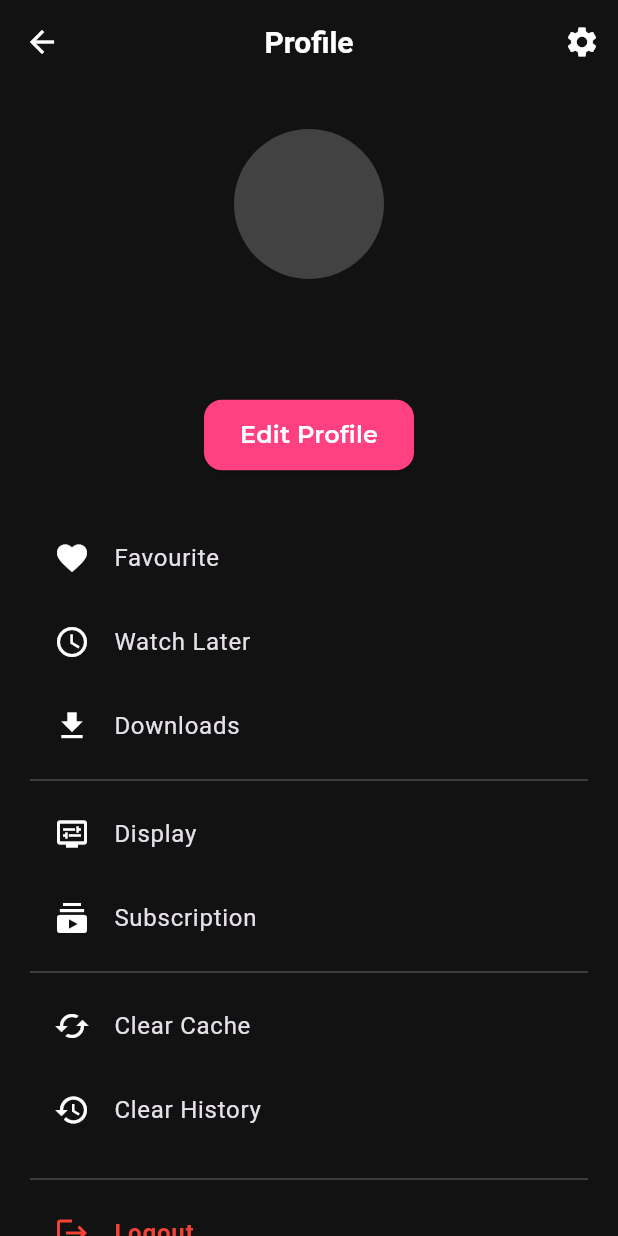
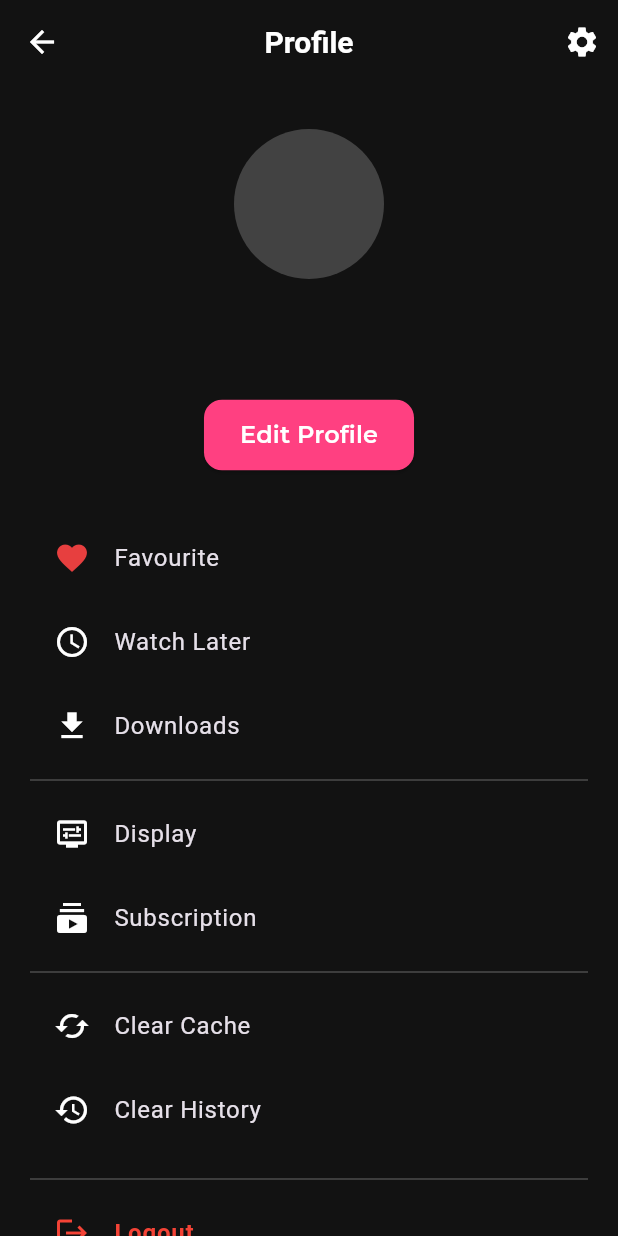
Before and after one commit to Nita9ice/Trend-View, a Flutter app: the ProfileScreen screen opened by its route, on a phone screen of 412 x 824 dp. Run offline on Flutter 3.47's test engine with Material 3 defaults, Android fonts, the light colour scheme and no system bars; our stand-ins replace carousel_slider, cloud_firestore, firebase_auth, firebase_core, google_fonts, image_picker and 2 more; accounts and stored records are empty.

Commit message:
final cleanup and polish code

```diff
--- a/lib/components/profile_options_tile.dart
+++ b/lib/components/profile_options_tile.dart
@@ -1,10 +1,13 @@
 import 'package:flutter/material.dart';
 
+// Reusable class for profile menu items with an icon, label, and tap action.
 class ProfileOptionTile extends StatelessWidget {
+  // properties for this class
   final IconData icon;
   final String label;
   final VoidCallback onTap;
 
+  // initializing the properties
   const ProfileOptionTile({
     super.key,
     required this.icon,
@@ -14,19 +17,21 @@ class ProfileOptionTile extends StatelessWidget {
 
   @override
   Widget build(BuildContext context) {
+    // Get the current app theme (light or dark)
     final theme = Theme.of(context);
 
     return ListTile(
       leading: Icon(
         icon,
-        color: theme.iconTheme.color, // Use theme icon color
+        //  uses red color if it's a favorite icon, otherwise uses the theme's default icon color
+        color:
+            icon == Icons.favorite
+                ? Color.fromRGBO(231, 63, 63, 1)
+                : theme.iconTheme.color,
       ),
       title: Text(
         label,
-        style: TextStyle(
-          color: theme.textTheme.bodyLarge?.color, // Use theme text color
-          fontSize: 16,
-        ),
+        style: TextStyle(color: theme.textTheme.bodyLarge?.color, fontSize: 16),
       ),
       onTap: onTap,
     );
```
